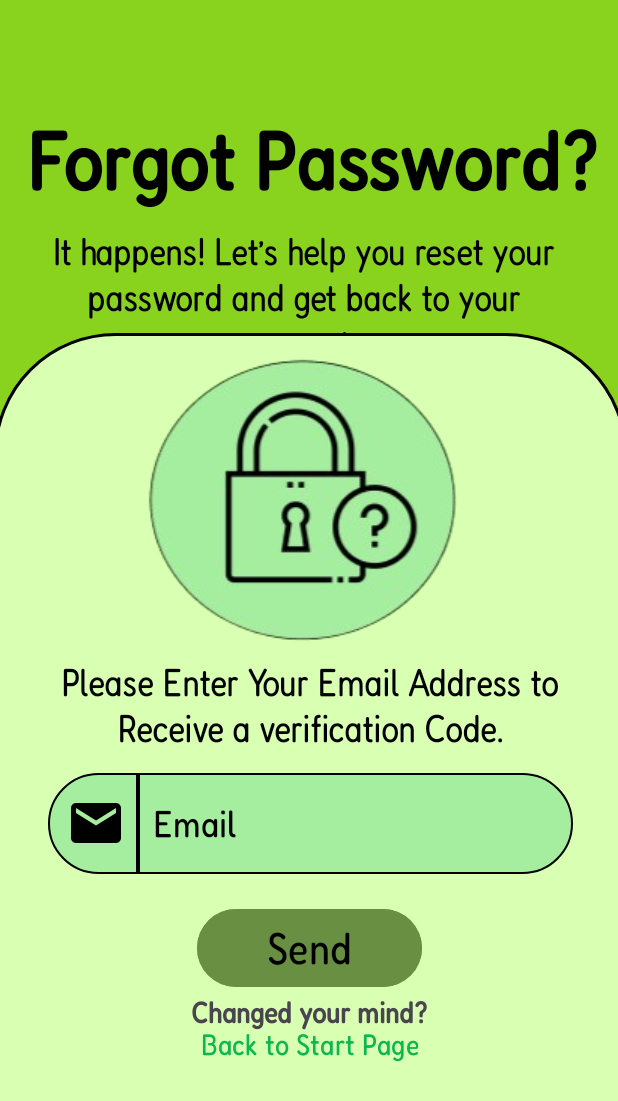
After one commit to ManokManokManok/SnapVault, an Android app built with Jetpack Compose: the ForgotPass screen opened directly, with no data from a screen before it, on a phone screen of 412 x 824 dp. The commit adds this screen. Shown: the top 1101 px of the screen. Run offline under Robolectric (Android 15) with nearby library versions, the phone set to English and light mode, and no system bars.

Commit message:
Added forgot password first page (not functional yet)

```diff
--- a/app/src/main/AndroidManifest.xml
+++ b/app/src/main/AndroidManifest.xml
@@ -15,6 +15,9 @@
         android:supportsRtl="true"
         android:theme="@style/Theme.SnapVaultMk1"
         tools:targetApi="31">
+        <activity
+            android:name=".ForgotPass"
+            android:exported="false" />
         <activity
             android:name=".WelcomeActivity"
             android:exported="false"
--- /dev/null
+++ b/app/src/main/java/com/example/snapvault_mk1/ForgotPass.kt
@@ -0,0 +1,68 @@
+package com.example.snapvault_mk1
+
+import android.content.Intent
+import android.content.res.Resources
+import android.os.Bundle
+import android.view.View
+import android.widget.Button
+import androidx.activity.enableEdgeToEdge
+import androidx.appcompat.app.AppCompatActivity
+import androidx.constraintlayout.widget.ConstraintLayout
+import androidx.core.view.ViewCompat
+import androidx.core.view.WindowInsetsCompat
+
+class ForgotPass : AppCompatActivity() {
+    private var isPopupShown = false
+
+    override fun onCreate(savedInstanceState: Bundle?) {
+        super.onCreate(savedInstanceState)
+        enableEdgeToEdge()
+        setContentView(R.layout.activity_forgot_pass)
+        ViewCompat.setOnApplyWindowInsetsListener(findViewById(R.id.main)) { v, insets ->
+            val systemBars = insets.getInsets(WindowInsetsCompat.Type.systemBars())
+            v.setPadding(systemBars.left, systemBars.top, systemBars.right, systemBars.bottom)
+            insets
+        }
+
+        val main = findViewById<ConstraintLayout>(R.id.main)
+        val heightOfScreen = Resources.getSystem().displayMetrics.heightPixels
+
+        val popup = listOf<View>(
+            findViewById(R.id.background),
+            findViewById(R.id.forgotlogo),
+            findViewById(R.id.info),
+            findViewById(R.id.email),
+            findViewById(R.id.emailicon),
+            findViewById(R.id.sendForgotPass),
+            findViewById(R.id.changedmind),
+            findViewById(R.id.backtostart)
+
+        )
+
+        popup.forEach { it.visibility = View.GONE }
+
+        if (!isPopupShown) {
+            showPopup(popup, heightOfScreen)
+            isPopupShown = true
+        }
+
+        val backtostart = findViewById<Button>(R.id.backtostart)
+        backtostart.setOnClickListener {
+            // Handle the sign-in button click
+            val intent = Intent(this, Login::class.java) // Replace with your actual activity
+            startActivity(intent)
+        }
+    }
+    private fun showPopup(popupViews: List<View>, heightOfScreen: Int) {
+        popupViews.forEach { view ->
+            view.visibility = View.VISIBLE
+            view.translationY = heightOfScreen.toFloat()
+
+            view.animate()
+                .translationY(0f)
+                .setDuration(500)
+                .start()
+        }
+    }
+
+}
--- a/app/src/main/java/com/example/snapvault_mk1/login.kt
+++ b/app/src/main/java/com/example/snapvault_mk1/login.kt
@@ -52,6 +52,8 @@ class Login : AppCompatActivity() {
         loginButton = findViewById(R.id.loginButton)
         signunButton = findViewById(R.id.signup)
 
+        val forgotpass = findViewById<Button>(R.id.forgetpass)
+
         val main = findViewById<ConstraintLayout>(R.id.main)
         val heightOfScreen = Resources.getSystem().displayMetrics.heightPixels
 
@@ -101,6 +103,11 @@ class Login : AppCompatActivity() {
 
         signunButton.setOnClickListener {
             val intent = Intent(this, signup::class.java)
+            startActivity(intent)
+        }
+
+        forgotpass.setOnClickListener {
+            val intent = Intent(this, ForgotPass::class.java)
             startActivity(intent)
         }
 
--- /dev/null
+++ b/app/src/main/res/layout/activity_forgot_pass.xml
@@ -0,0 +1,145 @@
+<?xml version="1.0" encoding="utf-8"?>
+<androidx.constraintlayout.widget.ConstraintLayout xmlns:android="http://schemas.android.com/apk/res/android"
+    xmlns:app="http://schemas.android.com/apk/res-auto"
+    xmlns:tools="http://schemas.android.com/tools"
+    android:id="@+id/main"
+    android:layout_width="match_parent"
+    android:layout_height="match_parent"
+    android:background="@color/lightgreen"
+    tools:context=".ForgotPass">
+
+    <TextView
+        android:id="@+id/forgot"
+        android:layout_width="match_parent"
+        android:layout_height="70dp"
+        android:layout_marginStart="3dp"
+        android:layout_marginTop="72dp"
+        android:text="Forgot Password?"
+        android:textColor="@color/black"
+        android:fontFamily="@font/fredoka_regular"
+        android:textSize="55dp"
+        android:textStyle="bold"
+        android:gravity="center"
+        app:layout_constraintEnd_toEndOf="parent"
+        app:layout_constraintStart_toStartOf="parent"
+        app:layout_constraintTop_toTopOf="parent" />
+
+    <TextView
+        android:id="@+id/message"
+        android:layout_width="370dp"
+        android:layout_height="70dp"
+        android:layout_marginTop="10dp"
+        android:text="It happens! Let’s help you reset your password and get back to your moments."
+        android:fontFamily="@font/fredoka_light"
+        android:gravity="center"
+        android:textColor="@color/black"
+        android:textSize="25sp"
+        android:textStyle="bold"
+        app:layout_constraintEnd_toEndOf="parent"
+        app:layout_constraintHorizontal_bias="0.41"
+        app:layout_constraintStart_toStartOf="parent"
+        app:layout_constraintTop_toBottomOf="@id/forgot" />
+
+    <ImageView
+        android:id="@+id/background"
+        android:layout_width="422dp"
+        android:layout_height="780dp"
+        android:background="@drawable/background_corner"
+        app:layout_constraintEnd_toEndOf="parent"
+        app:layout_constraintStart_toStartOf="parent"
+        app:layout_constraintTop_toBottomOf="@id/message" />
+
+    <ImageView
+        android:id="@+id/forgotlogo"
+        android:layout_width="wrap_content"
+        android:layout_height="wrap_content"
+        android:layout_marginTop="10dp"
+        android:src="@drawable/forgotpass"
+        app:layout_constraintEnd_toEndOf="parent"
+        app:layout_constraintStart_toStartOf="parent"
+        app:layout_constraintTop_toBottomOf="@id/message" />
+
+    <TextView
+        android:id="@+id/info"
+        android:layout_width="370dp"
+        android:layout_height="70dp"
+        android:text="Please Enter Your Email Address to Receive a verification Code."
+        android:fontFamily="@font/fredoka_light"
+        android:gravity="center"
+        android:textColor="@color/black"
+        android:textSize="25sp"
+        android:textStyle="bold"
+        app:layout_constraintEnd_toEndOf="parent"
+        app:layout_constraintStart_toStartOf="parent"
+        app:layout_constraintTop_toBottomOf="@id/forgotlogo" />
+
+    <TextView
+        android:id="@+id/emailicon"
+        android:layout_width="60dp"
+        android:layout_height="67dp"
+        android:layout_marginStart="32dp"
+        android:layout_marginTop="10dp"
+        android:background="@drawable/semi_circle_left"
+        android:drawableLeft="@drawable/email_icon"
+        android:padding="12dp"
+        app:layout_constraintStart_toStartOf="parent"
+        app:layout_constraintTop_toBottomOf="@id/info" />
+
+    <EditText
+        android:id="@+id/email"
+        android:layout_width="290dp"
+        android:layout_height="67dp"
+        android:layout_marginTop="10dp"
+        android:background="@drawable/semi_circle_corner"
+        android:ems="10"
+        android:fontFamily="@font/fredoka_regular"
+        android:textSize="25sp"
+        android:hint="Email"
+        android:inputType="text"
+        android:padding="10dp"
+        android:textColor="@color/black"
+        android:textColorHint="@color/black"
+        app:layout_constraintStart_toEndOf="@id/emailicon"
+        app:layout_constraintTop_toBottomOf="@id/info" />
+
+    <Button
+        android:id="@+id/sendForgotPass"
+        android:layout_width="150dp"
+        android:layout_height="60dp"
+        android:layout_marginTop="19dp"
+        android:backgroundTint="#698F42"
+        android:text="Send"
+        android:textSize="30sp"
+        android:textColor="@color/black"
+        android:fontFamily="@font/fredoka_regular"
+        app:layout_constraintEnd_toEndOf="parent"
+        app:layout_constraintStart_toStartOf="parent"
+        app:layout_constraintTop_toBottomOf="@+id/email" />
+
+    <TextView
+        android:id="@+id/changedmind"
+        android:layout_width="wrap_content"
+        android:layout_height="40dp"
+        android:text="Changed your mind?"
+        android:fontFamily="@font/fredoka_regular"
+        android:textSize="20sp"
+        android:textStyle="bold"
+        app:layout_constraintStart_toStartOf="parent"
+        app:layout_constraintEnd_toEndOf="parent"
+        app:layout_constraintTop_toBottomOf="@+id/sendForgotPass" />
+
+    <Button
+        android:id="@+id/backtostart"
+        android:layout_width="wrap_content"
+        android:layout_height="wrap_content"
+        android:background="@drawable/btn_transparent"
+        android:text="Back to Start Page"
+        android:fontFamily="@font/fredoka_regular"
+        android:textSize="20sp"
+        android:textColor="#0CB84E"
+        android:layout_marginTop="-30dp"
+        app:layout_constraintStart_toStartOf="parent"
+        app:layout_constraintEnd_toEndOf="parent"
+        app:layout_constraintTop_toBottomOf="@id/changedmind"/>
+
+</androidx.constraintlayout.widget.ConstraintLayout>
--- a/app/src/main/res/layout/activity_login.xml
+++ b/app/src/main/res/layout/activity_login.xml
@@ -128,7 +128,7 @@
         android:textSize="20sp"
         android:text="Forgot Password?"
         android:fontFamily="@font/fredoka_regular"
-        android:textColor="@color/black"
+        android:textColor="#0CB84E"
         app:layout_constraintStart_toStartOf="parent"
         app:layout_constraintTop_toBottomOf="@+id/password" />
 
```
Also changed, not shown: app/src/main/res/drawable/forgotpass.png (added).
